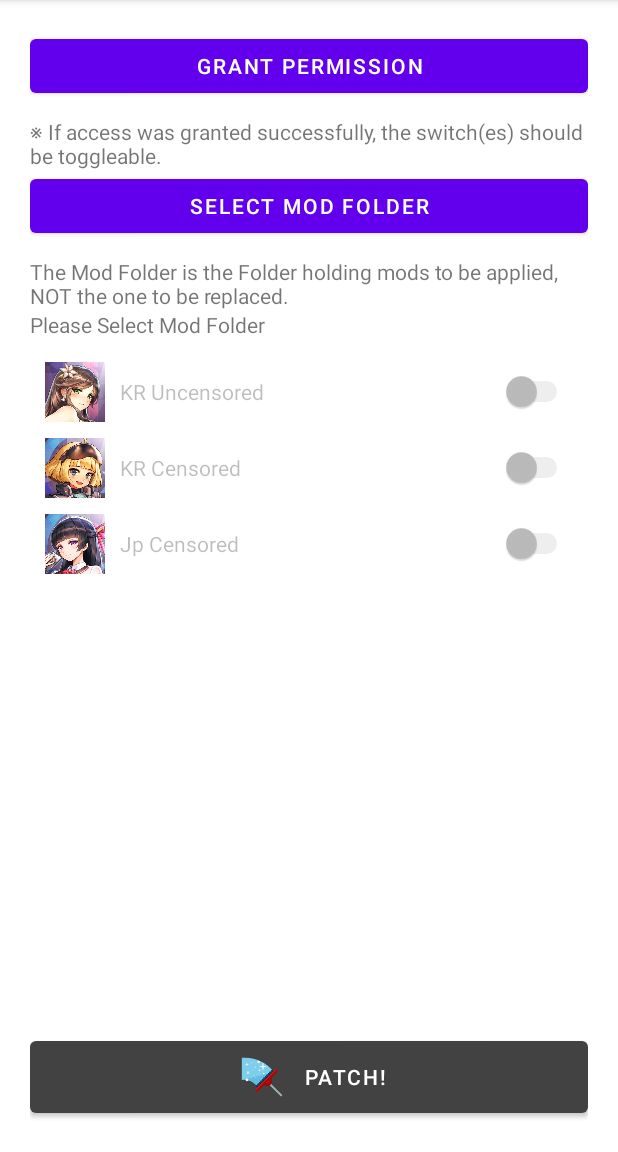
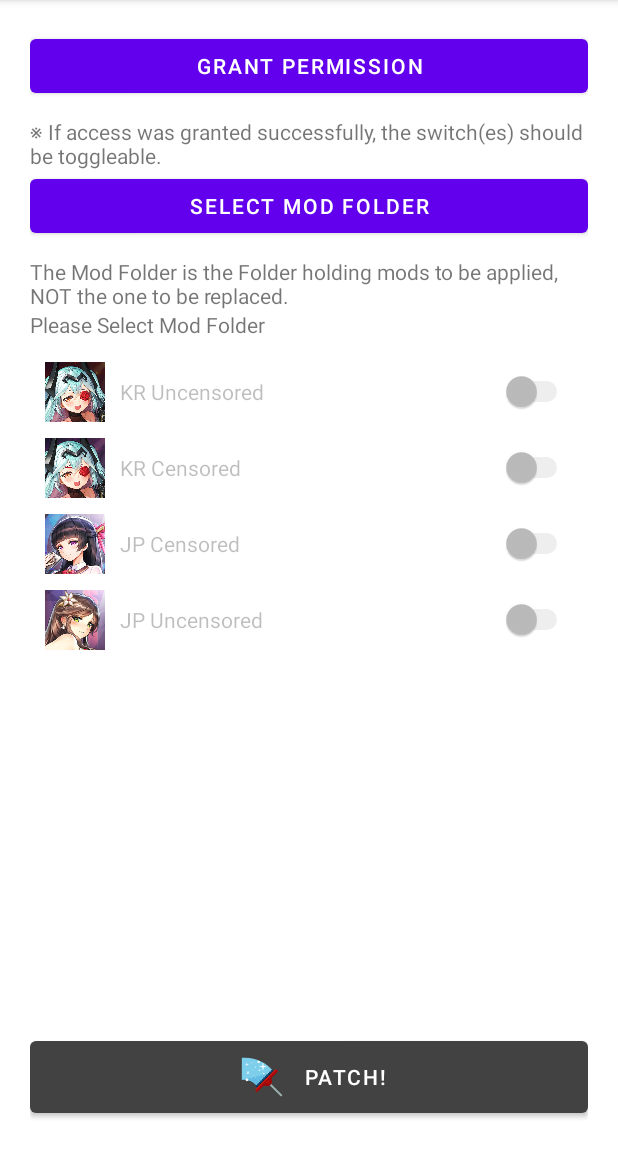
Before and after one commit to anyabot/LOModInstaller, an Android app: the screen it shows after launch (MainActivity), on a phone screen of 412 x 824 dp, the part 84-1236 px from its top. Run offline under Robolectric (Android 15) with nearby library versions, the phone set to English and light mode, and no system bars.

Commit message:
add jp uncensored

```diff
--- a/app/build.gradle
+++ b/app/build.gradle
@@ -12,7 +12,7 @@ android {
         minSdkVersion 16
         targetSdkVersion 29
         versionCode 10001
-        versionName "1.0.1"
+        versionName "1.0.2"
 
         testInstrumentationRunner "androidx.test.runner.AndroidJUnitRunner"
         vectorDrawables.useSupportLibrary = true
--- a/app/src/main/java/com/altter/lomodinstaller/MainActivity.kt
+++ b/app/src/main/java/com/altter/lomodinstaller/MainActivity.kt
@@ -84,6 +84,10 @@ class MainActivity : AppCompatActivity() {
                 findViewById<Switch>(R.id.switch_filter_playstore_jp),
                 "com.pig.laojp.aos"
             )
+            switches.put(
+                findViewById<Switch>(R.id.switch_filter_fanza),
+                "jp.co.fanzagames.lastorigin_r"
+            )
         }
         else {
             switches.put(
@@ -97,6 +101,10 @@ class MainActivity : AppCompatActivity() {
             switches.put(
                 findViewById<Switch>(R.id.switch_filter_playstore_jp),
                 "Android/data/com.pig.laojp.aos"
+            )
+            switches.put(
+                findViewById<Switch>(R.id.switch_filter_fanza),
+                "Android/data/jp.co.fanzagames.lastorigin_r"
             )
         }
 
--- a/app/src/main/res/layout/activity_main.xml
+++ b/app/src/main/res/layout/activity_main.xml
@@ -133,6 +133,28 @@
                         android:text="@string/platform_playstore_jp" />
                 </LinearLayout>
 
+                <LinearLayout
+                    android:layout_width="match_parent"
+                    android:layout_height="match_parent"
+                    android:layout_marginVertical="5dp"
+                    android:gravity="center_vertical"
+                    android:orientation="horizontal">
+
+                    <ImageView
+                        android:layout_width="40dp"
+                        android:layout_height="40dp"
+                        android:layout_marginEnd="10dp"
+                        android:layout_marginRight="10dp"
+                        android:contentDescription="@string/platform_fanza_jp"
+                        app:srcCompat="@drawable/fanza" />
+
+                    <Switch
+                        android:id="@+id/switch_filter_fanza"
+                        android:layout_width="match_parent"
+                        android:layout_height="wrap_content"
+                        android:text="@string/platform_fanza_jp" />
+                </LinearLayout>
+
             </LinearLayout>
 
             <ScrollView
--- a/app/src/main/res/values/strings.xml
+++ b/app/src/main/res/values/strings.xml
@@ -5,7 +5,8 @@
 
     <string name="platform_onestore">KR Uncensored</string>
     <string name="platform_playstore">KR Censored</string>
-    <string name="platform_playstore_jp">Jp Censored</string>
+    <string name="platform_playstore_jp">JP Censored</string>
+    <string name="platform_fanza_jp">JP Uncensored</string>
 
     <string name="patch_btn">Patch!</string>
 
```
Also changed, not shown: app/src/main/res/drawable/fanza.png (added), app/src/main/res/drawable/onestore.png, app/src/main/res/drawable/playstore.png, 2 other files.
